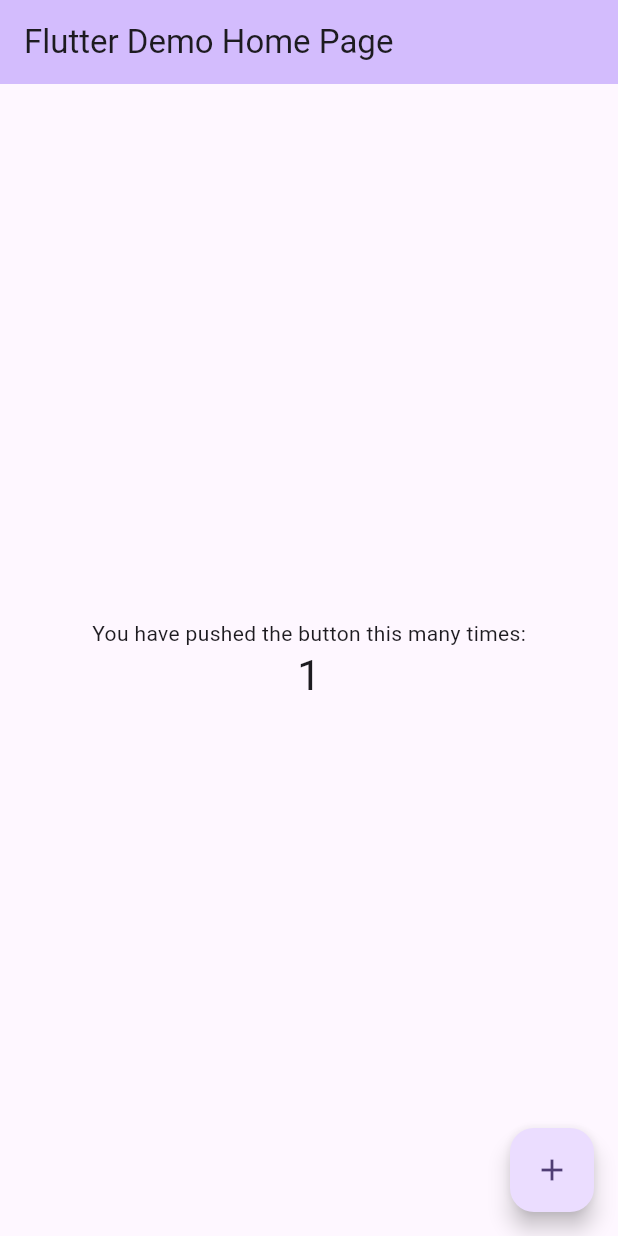
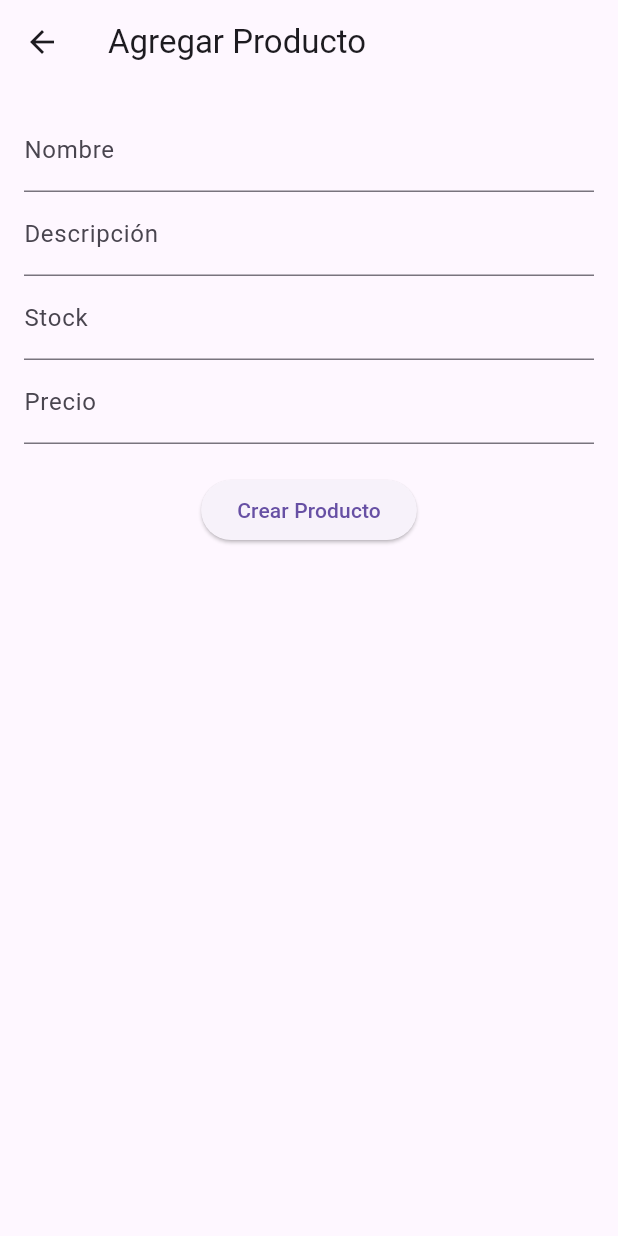
Before and after one commit to AngelT-lancervs/Inventory_manager-LP, a Flutter app: the screen it shows after launch, after a tap on the "add" icon, on a phone screen of 412 x 824 dp. Run offline on Flutter 3.47's test engine with Material 3 defaults, Android fonts, the light colour scheme and no system bars; network calls fail.

Commit message:
lista de productos, actualizar stock y crear productos

```diff
--- a/frontend/lib/main.dart
+++ b/frontend/lib/main.dart
@@ -1,125 +1,25 @@
+// lib/main.dart
+
 import 'package:flutter/material.dart';
+import 'screens/product_list_screen.dart';
 
 void main() {
   runApp(const MyApp());
 }
 
+/// Clase principal de la aplicación.
+/// Esta clase construye la raíz de la aplicación Flutter.
 class MyApp extends StatelessWidget {
   const MyApp({super.key});
 
-  // This widget is the root of your application.
   @override
   Widget build(BuildContext context) {
     return MaterialApp(
-      title: 'Flutter Demo',
+      title: 'Gestión de Inventario', // Título de la aplicación
       theme: ThemeData(
-        // This is the theme of your application.
-        //
-        // TRY THIS: Try running your application with "flutter run". You'll see
-        // the application has a purple toolbar. Then, without quitting the app,
-        // try changing the seedColor in the colorScheme below to Colors.green
-        // and then invoke "hot reload" (save your changes or press the "hot
-        // reload" button in a Flutter-supported IDE, or press "r" if you used
-        // the command line to start the app).
-        //
-        // Notice that the counter didn't reset back to zero; the application
-        // state is not lost during the reload. To reset the state, use hot
-        // restart instead.
-        //
-        // This works for code too, not just values: Most code changes can be
-        // tested with just a hot reload.
-        colorScheme: ColorScheme.fromSeed(seedColor: Colors.deepPurple),
-        useMaterial3: true,
+        primarySwatch: Colors.blue, // Color principal de la aplicación
       ),
-      home: const MyHomePage(title: 'Flutter Demo Home Page'),
+      home: const ProductListScreen(), // Define la pantalla inicial de la aplicación
     );
   }
 }
-
-class MyHomePage extends StatefulWidget {
-  const MyHomePage({super.key, required this.title});
-
-  // This widget is the home page of your application. It is stateful, meaning
-  // that it has a State object (defined below) that contains fields that affect
-  // how it looks.
-
-  // This class is the configuration for the state. It holds the values (in this
-  // case the title) provided by the parent (in this case the App widget) and
-  // used by the build method of the State. Fields in a Widget subclass are
-  // always marked "final".
-
-  final String title;
-
-  @override
-  State<MyHomePage> createState() => _MyHomePageState();
-}
-
-class _MyHomePageState extends State<MyHomePage> {
-  int _counter = 0;
-
-  void _incrementCounter() {
-    setState(() {
-      // This call to setState tells the Flutter framework that something has
-      // changed in this State, which causes it to rerun the build method below
-      // so that the display can reflect the updated values. If we changed
-      // _counter without calling setState(), then the build method would not be
-      // called again, and so nothing would appear to happen.
-      _counter++;
-    });
-  }
-
-  @override
-  Widget build(BuildContext context) {
-    // This method is rerun every time setState is called, for instance as done
-    // by the _incrementCounter method above.
-    //
-    // The Flutter framework has been optimized to make rerunning build methods
-    // fast, so that you can just rebuild anything that needs updating rather
-    // than having to individually change instances of widgets.
-    return Scaffold(
-      appBar: AppBar(
-        // TRY THIS: Try changing the color here to a specific color (to
-        // Colors.amber, perhaps?) and trigger a hot reload to see the AppBar
-        // change color while the other colors stay the same.
-        backgroundColor: Theme.of(context).colorScheme.inversePrimary,
-        // Here we take the value from the MyHomePage object that was created by
-        // the App.build method, and use it to set our appbar title.
-        title: Text(widget.title),
-      ),
-      body: Center(
-        // Center is a layout widget. It takes a single child and positions it
-        // in the middle of the parent.
-        child: Column(
-          // Column is also a layout widget. It takes a list of children and
-          // arranges them vertically. By default, it sizes itself to fit its
-          // children horizontally, and tries to be as tall as its parent.
-          //
-          // Column has various properties to control how it sizes itself and
-          // how it positions its children. Here we use mainAxisAlignment to
-          // center the children vertically; the main axis here is the vertical
-          // axis because Columns are vertical (the cross axis would be
-          // horizontal).
-          //
-          // TRY THIS: Invoke "debug painting" (choose the "Toggle Debug Paint"
-          // action in the IDE, or press "p" in the console), to see the
-          // wireframe for each widget.
-          mainAxisAlignment: MainAxisAlignment.center,
-          children: <Widget>[
-            const Text(
-              'You have pushed the button this many times:',
-            ),
-            Text(
-              '$_counter',
-              style: Theme.of(context).textTheme.headlineMedium,
-            ),
-          ],
-        ),
-      ),
-      floatingActionButton: FloatingActionButton(
-        onPressed: _incrementCounter,
-        tooltip: 'Increment',
-        child: const Icon(Icons.add),
-      ), // This trailing comma makes auto-formatting nicer for build methods.
-    );
-  }
-}
--- /dev/null
+++ b/frontend/lib/models/product.dart
@@ -0,0 +1,37 @@
+class Product {
+  final int id;
+  final String name;
+  final String description;
+  final int stock;
+  final double price;
+
+  Product({
+    required this.id,
+    required this.name,
+    required this.description,
+    required this.stock,
+    required this.price,
+  });
+
+  /// Método para crear una instancia de Product a partir de JSON.
+  factory Product.fromJson(Map<String, dynamic> json) {
+    return Product(
+      id: json['id'],
+      name: json['name'],
+      description: json['description'] ?? '',
+      stock: json['stock'],
+      price: json['price'].toDouble(),
+    );
+  }
+
+  /// Método para convertir una instancia de Product a JSON.
+  Map<String, dynamic> toJson() {
+    return {
+      'id': id,
+      'name': name,
+      'description': description,
+      'stock': stock,
+      'price': price,
+    };
+  }
+}
--- /dev/null
+++ b/frontend/lib/screens/product_add_screen.dart
@@ -0,0 +1,101 @@
+import 'package:flutter/material.dart';
+import 'package:inventory_manager/models/product.dart';
+import 'package:inventory_manager/services/api_product.dart';
+
+class AddProductScreen extends StatefulWidget {
+  const AddProductScreen({super.key});
+
+  @override
+  _AddProductScreenState createState() => _AddProductScreenState();
+}
+
+class _AddProductScreenState extends State<AddProductScreen> {
+  final _formKey = GlobalKey<FormState>();
+  final _nameController = TextEditingController();
+  final _descriptionController = TextEditingController();
+  final _stockController = TextEditingController();
+  final _priceController = TextEditingController();
+
+  final ApiServiceProduct apiService = ApiServiceProduct();
+
+  void _createProduct() async {
+    if (_formKey.currentState!.validate()) {
+      Product newProduct = Product(
+        id: 0,
+        name: _nameController.text,
+        description: _descriptionController.text,
+        stock: int.parse(_stockController.text),
+        price: double.parse(_priceController.text),
+      );
+
+      try {
+        await apiService.createProduct(newProduct);
+        Navigator.of(context).pop();
+      } catch (e) {
+        ScaffoldMessenger.of(context).showSnackBar(
+          SnackBar(content: Text('Error al crear el producto: $e')),
+        );
+      }
+    }
+  }
+
+  @override
+  Widget build(BuildContext context) {
+    return Scaffold(
+      appBar: AppBar(
+        title: const Text('Agregar Producto'),
+      ),
+      body: Padding(
+        padding: const EdgeInsets.all(16.0),
+        child: Form(
+          key: _formKey,
+          child: Column(
+            children: [
+              TextFormField(
+                controller: _nameController,
+                decoration: const InputDecoration(labelText: 'Nombre'),
+                validator: (value) {
+                  if (value == null || value.isEmpty) {
+                    return 'Por favor ingrese un nombre';
+                  }
+                  return null;
+                },
+              ),
+              TextFormField(
+                controller: _descriptionController,
+                decoration: const InputDecoration(labelText: 'Descripción'),
+              ),
+              TextFormField(
+                controller: _stockController,
+                decoration: const InputDecoration(labelText: 'Stock'),
+                keyboardType: TextInputType.number,
+                validator: (value) {
+                  if (value == null || value.isEmpty || int.tryParse(value) == null) {
+                    return 'Por favor ingrese un valor numérico';
+                  }
+                  return null;
+                },
+              ),
+              TextFormField(
+                controller: _priceController,
+                decoration: const InputDecoration(labelText: 'Precio'),
+                keyboardType: TextInputType.number,
+                validator: (value) {
+                  if (value == null || value.isEmpty || double.tryParse(value) == null) {
+                    return 'Por favor ingrese un valor numérico';
+                  }
+                  return null;
+                },
+              ),
+              const SizedBox(height: 20),
+              ElevatedButton(
+                onPressed: _createProduct,
+                child: const Text('Crear Producto'),
+              ),
+            ],
+          ),
+        ),
+      ),
+    );
+  }
+}
--- /dev/null
+++ b/frontend/lib/screens/product_list_screen.dart
@@ -0,0 +1,84 @@
+// lib/screens/product_list_screen.dart
+
+import 'package:flutter/material.dart';
+import 'package:inventory_manager/models/product.dart';
+import 'package:inventory_manager/screens/product_add_screen.dart';
+import 'package:inventory_manager/screens/product_update_screen.dart';
+import 'package:inventory_manager/services/api_product.dart';
+
+class ProductListScreen extends StatefulWidget {
+  const ProductListScreen({super.key});
+
+  @override
+  ProductListScreenState createState() => ProductListScreenState();
+}
+
+class ProductListScreenState extends State<ProductListScreen> {
+  final ApiServiceProduct apiService = ApiServiceProduct();
+  late Future<List<Product>> futureProducts;
+
+  @override
+  void initState() {
+    super.initState();
+    futureProducts = apiService.getProducts();
+  }
+
+  @override
+  Widget build(BuildContext context) {
+    return Scaffold(
+      appBar: AppBar(
+        title: const Text('Lista de Productos'),
+        actions: [
+          IconButton(
+            icon: const Icon(Icons.add),
+            onPressed: () {
+              Navigator.of(context).push(
+                MaterialPageRoute(
+                  builder: (context) => const AddProductScreen(),
+                ),
+              ).then((_) {
+                setState(() {
+                  futureProducts = apiService.getProducts();
+                });
+              });
+            },
+          ),
+        ],
+      ),
+      body: FutureBuilder<List<Product>>(
+        future: futureProducts,
+        builder: (context, snapshot) {
+          if (snapshot.connectionState == ConnectionState.waiting) {
+            return const Center(child: CircularProgressIndicator());
+          } else if (snapshot.hasError) {
+            return Center(child: Text('Error: ${snapshot.error}'));
+          } else if (!snapshot.hasData || snapshot.data!.isEmpty) {
+            return const Center(child: Text('No se encontraron productos'));
+          } else {
+            return ListView.builder(
+              itemCount: snapshot.data!.length,
+              itemBuilder: (context, index) {
+                Product product = snapshot.data![index];
+                return ListTile(
+                  title: Text(product.name),
+                  subtitle: Text('Stock: ${product.stock} | Precio: \$${product.price}'),
+                  onTap: () {
+                    Navigator.of(context).push(
+                      MaterialPageRoute(
+                        builder: (context) => UpdateStockScreen(product: product),
+                      ),
+                    ).then((_) {
+                      setState(() {
+                        futureProducts = apiService.getProducts();
+                      });
+                    });
+                  },
+                );
+              },
+            );
+          }
+        },
+      ),
+    );
+  }
+}
--- /dev/null
+++ b/frontend/lib/services/api_product.dart
@@ -0,0 +1,49 @@
+// lib/services/api_service.dart
+
+import 'dart:convert';
+import 'package:http/http.dart' as http;
+import '../models/product.dart';
+
+class ApiServiceProduct {
+  final String baseUrl = "http://192.168.1.4:8000/api/";
+  /// Método para obtener la lista de productos.
+  Future<List<Product>> getProducts() async {
+    final response = await http.get(Uri.parse('${baseUrl}products/'));
+
+    if (response.statusCode == 200) {
+      List<dynamic> body = json.decode(response.body);
+      List<Product> products = body.map((dynamic item) => Product.fromJson(item)).toList();
+      return products;
+    } else {
+      throw Exception("Error al cargar los productos");
+    }
+  }
+
+  /// Método para crear un nuevo producto.
+  Future<Product> createProduct(Product product) async {
+    final response = await http.post(
+      Uri.parse('${baseUrl}products/create/'),
+      headers: {"Content-Type": "application/json"},
+      body: json.encode(product.toJson()),
+    );
+
+    if (response.statusCode == 201) {
+      return Product.fromJson(json.decode(response.body));
+    } else {
+      throw Exception("Error al crear el producto");
+    }
+  }
+
+  /// Método para actualizar el stock de un producto.
+  Future<void> updateStock(int productId, int newStock) async {
+    final response = await http.post(
+      Uri.parse('${baseUrl}products/$productId/update-stock/'),
+      headers: {"Content-Type": "application/json"},
+      body: json.encode({"stock": newStock}),
+    );
+
+    if (response.statusCode != 200) {
+      throw Exception("Error al actualizar el stock");
+    }
+  }
+}
--- a/frontend/pubspec.yaml
+++ b/frontend/pubspec.yaml
@@ -35,6 +35,7 @@ dependencies:
   # The following adds the Cupertino Icons font to your application.
   # Use with the CupertinoIcons class for iOS style icons.
   cupertino_icons: ^1.0.6
+  http: ^1.2.2
 
 dev_dependencies:
   flutter_test:
```
Also changed, not shown: frontend/lib/screens/product_update_screen.dart (added, +62 -0 lines), frontend/lib/widgets/widget_test.dart (added), frontend/pubspec.lock, 9 other files.
